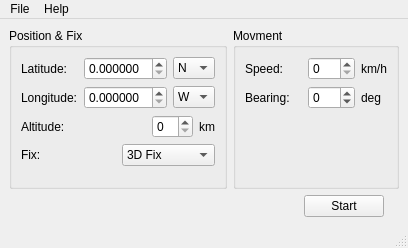
Qt form mainwindow.ui (xtremekforever/XKSimulator) before a commit.
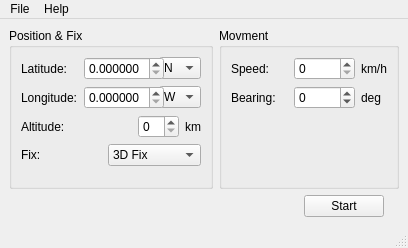
The same form after that commit. Icons and pictures are not drawn.

What changed in the file:
```diff
--- a/mainwindow.ui
+++ b/mainwindow.ui
@@ -278,6 +278,9 @@
        </item>
        <item row="0" column="4">
         <widget class="QSpinBox" name="speedSpinBox">
+         <property name="maximum">
+          <number>10000</number>
+         </property>
          <property name="singleStep">
           <number>2</number>
          </property>
```
